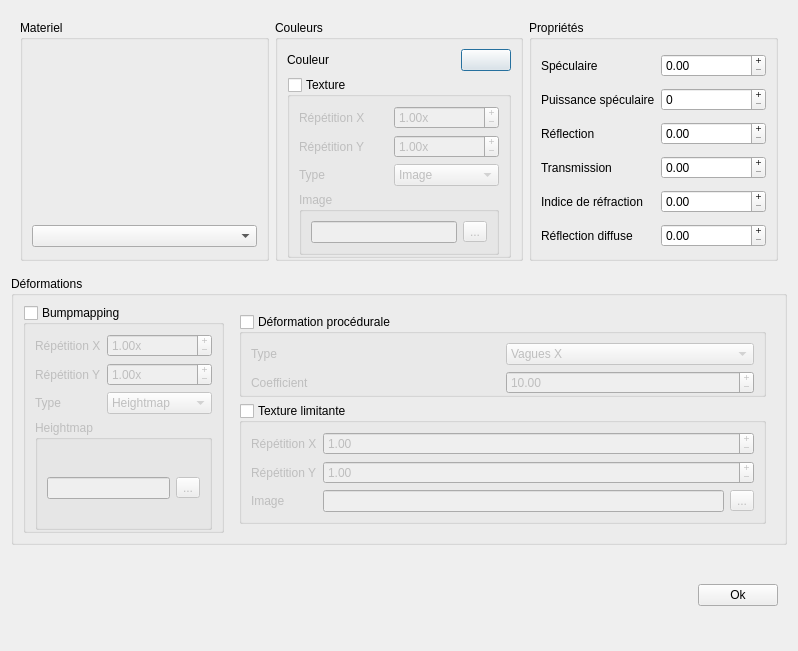
Old version of the form forms/editMaterialDialog.ui in the repository gaelduplessix/raytracer-42.
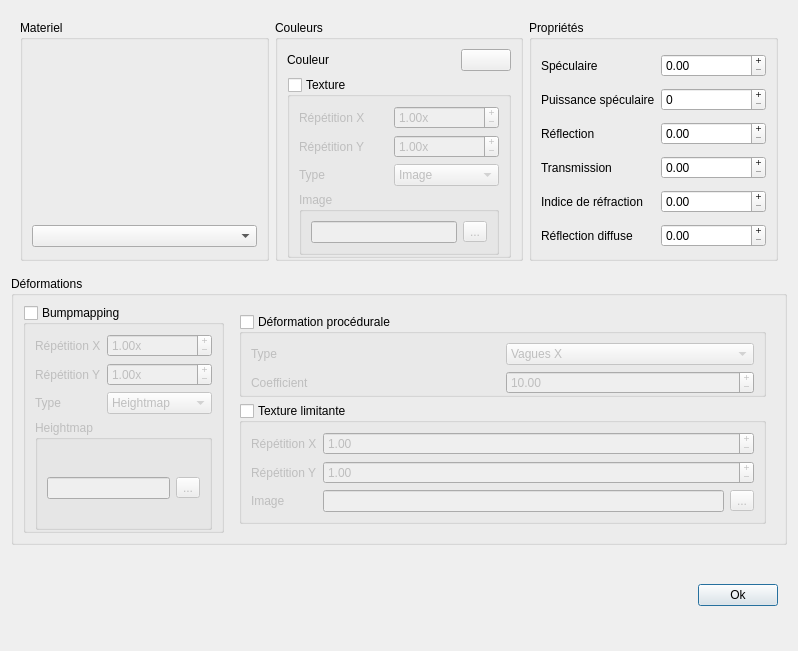
New version of the form. Icons and pictures are not drawn.

Commit message: Correction Push Button

Patch:
```diff
--- a/forms/editMaterialDialog.ui
+++ b/forms/editMaterialDialog.ui
@@ -81,6 +81,9 @@
            <property name="text">
             <string/>
            </property>
+           <property name="autoDefault">
+            <bool>false</bool>
+           </property>
           </widget>
          </item>
          <item row="1" column="0" colspan="2">
```
The commit also changes 1 other file.
